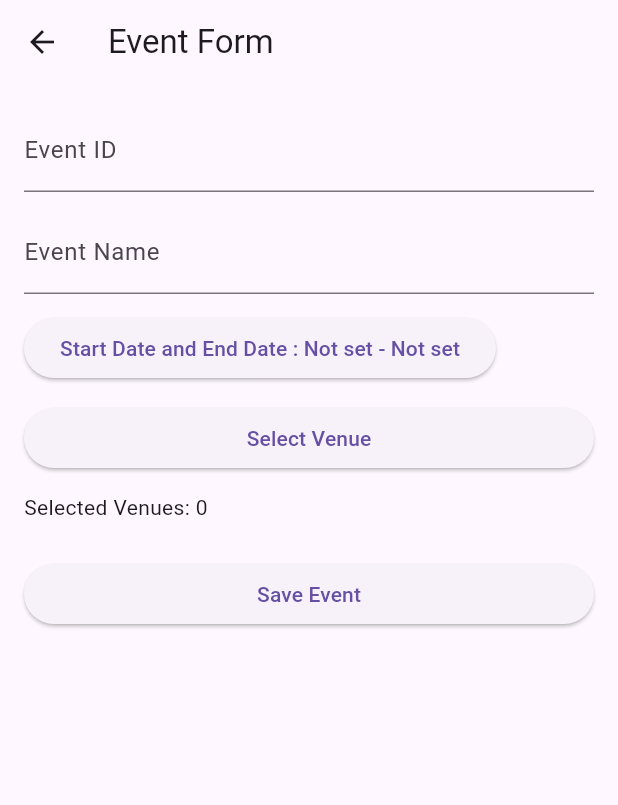
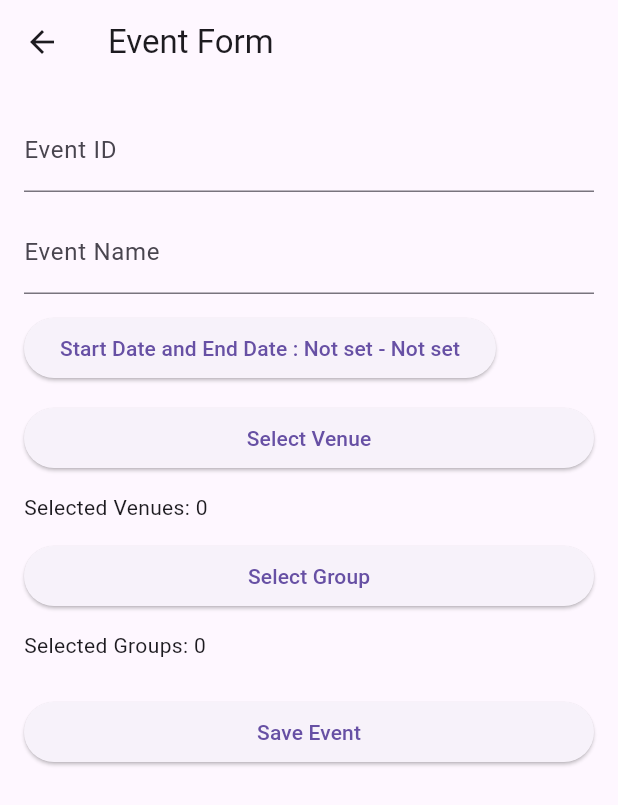
Before and after one commit to VeerNagda/StudentTrackerUI, a Flutter app: the EventForm screen opened by its route, after a tap on "Save Event", on a phone screen of 412 x 824 dp. Shown: the top 805 px of the screen. Run offline on Flutter 3.47's test engine with Material 3 defaults, Android fonts, the phone set to English and light mode, and no system bars; our stand-ins replace camera, connectivity_plus, file_picker, flutter_local_notifications, flutter_map, fluttertoast and 7 more; missing offline and left inert: flutter_background_service, flutter_background_service_android, flutter_map_cancellable_tile_provider, flutter_map_location_marker; accounts and stored records are empty.

Commit message:
Data brought to event form but still error in venue and group

```diff
--- /dev/null
+++ b/lib/models/event/event_all_data_model.dart
@@ -0,0 +1,100 @@
+import 'dart:convert';
+
+EventAllDataModel eventAllDataJson(String str) =>
+    EventAllDataModel.fromJson(jsonDecode(str));
+
+class EventAllDataModel {
+  late Event event;
+  late List<Venues> venues;
+  late List<Groups> groups;
+
+  EventAllDataModel({required this.event, required this.venues, required this.groups});
+
+  EventAllDataModel.fromJson(Map<String, dynamic> json) {
+    event = (json['event'] != null ? Event.fromJson(json['event']) : null)!;
+    if (json['venues'] != null) {
+      venues = [];
+      json['venues'].forEach((v) {
+        venues.add(Venues.fromJson(v));
+      });
+    }
+    if (json['groups'] != null) {
+      groups = [];
+      json['groups'].forEach((v) {
+        groups.add(Groups.fromJson(v));
+      });
+    }
+  }
+
+  Map<String, dynamic> toJson() {
+    final Map<String, dynamic> data = <String, dynamic>{};
+    data['event'] = event.toJson();
+      data['venues'] = venues.map((v) => v.toJson()).toList();
+      data['groups'] = groups.map((v) => v.toJson()).toList();
+      return data;
+  }
+}
+
+class Event {
+  late String iD;
+  late String name;
+  late DateTime startDate;
+  late DateTime endDate;
+
+  Event({required this.iD, required this.name, required this.startDate, required this.endDate});
+
+  Event.fromJson(Map<String, dynamic> json) {
+    iD = json['ID'];
+    name = json['Name'];
+    startDate = DateTime.parse(json['Start_Date']);
+    endDate= DateTime.parse(json['End_Date']);
+  }
+
+  Map<String, dynamic> toJson() {
+    final Map<String, dynamic> data = <String, dynamic>{};
+    data['ID'] = iD;
+    data['Name'] = name;
+    data['Start_Date'] = startDate.toIso8601String();
+    data['End_Date'] = endDate.toIso8601String();
+    return data;
+  }
+}
+
+class Venues {
+  late String iD;
+  late String name;
+
+  Venues({required this.iD, required this.name});
+
+  Venues.fromJson(Map<String, dynamic> json) {
+    iD = json['ID'];
+    name = json['Name'];
+  }
+
+  Map<String, dynamic> toJson() {
+    final Map<String, dynamic> data = <String, dynamic>{};
+    data['ID'] = iD;
+    data['Name'] = name;
+    return data;
+  }
+}
+
+
+class Groups {
+  late String iD;
+  late String name;
+
+  Groups({required this.iD, required this.name});
+
+  Groups.fromJson(Map<String, dynamic> json) {
+    iD = json['ID'];
+    name = json['Name'];
+  }
+
+  Map<String, dynamic> toJson() {
+    final Map<String, dynamic> data = <String, dynamic>{};
+    data['ID'] = iD;
+    data['Name'] = name;
+    return data;
+  }
+}
--- a/lib/screens/VenuePage.dart
+++ b/lib/screens/VenuePage.dart
@@ -32,7 +32,7 @@ class _VenuesPageState extends State<VenuesPage> {
                   (item) => VenueResponseModel.fromJson(item))
               .toList();
         });
-        context.pop();
+        //context.pop();
       }
     });
   }
--- a/lib/screens/event_form.dart
+++ b/lib/screens/event_form.dart
@@ -1,66 +1,122 @@
+import 'dart:convert';
+
+import 'package:flutter/foundation.dart';
 import 'package:flutter/material.dart';
+import 'package:go_router/go_router.dart';
 import 'package:intl/intl.dart';
-import 'package:ui/models/event/event_response_model.dart';
+import 'package:ui/models/StudentGroup/group_list_response_model.dart';
+import 'package:ui/models/event/event_all_data_model.dart';
+import 'package:ui/models/venue/venue_response_model.dart';
+import 'package:ui/services/api_service.dart';
 
-class EventFormResult {
+/*class EventFormResult {
   final EventResponseModel? event;
 
   EventFormResult({this.event});
+}*/
+
+class EventForm extends StatefulWidget {
+  //final EventResponseModel? initialEvent; // Add initialEvent named parameter
+  final String? eventId;
+
+  const EventForm({super.key, required this.eventId});
+
+  @override
+  EventFormState createState() => EventFormState();
 }
 
-class EventForm extends StatefulWidget {
-  final EventResponseModel? initialEvent; // Add initialEvent named parameter
-
-  const EventForm({super.key, this.initialEvent});
-
-  @override
-  _EventFormState createState() => _EventFormState();
-}
-
-class _EventFormState extends State<EventForm> {
+class EventFormState extends State<EventForm> {
   late TextEditingController eventIdController;
   late TextEditingController eventNameController;
   DateTime? startDate;
   DateTime? endDate;
-  List<Venue> selectedVenues = [];
+  List<String> selectedVenues = [];
+  List<String> selectedGroups = [];
+
+  EventAllDataModel? event;
+
+  late List<Venues> venues = [];
+  late List<Groups> groups = [];
 
   // for venue pop up
-  List<Venue> venues = [
-    Venue(venueID: '1', venueName: 'Venue 1'),
-    Venue(venueID: '2', venueName: 'Venue 2'),
-    Venue(venueID: '3', venueName: 'Venue 3'),
-    Venue(venueID: '4', venueName: 'Venue 4'),
-    Venue(venueID: '5', venueName: 'Venue 5'),
-    Venue(venueID: '6', venueName: 'Venue 6'),
-    Venue(venueID: '7', venueName: 'Venue 7'),
-    Venue(venueID: '8', venueName: 'Venue 8'),
-    Venue(venueID: '9', venueName: 'Venue 9'),
-    Venue(venueID: '4', venueName: 'Venue 4'),
 
-  ];
+  void _fetchEventData() {
+    var eventId = widget.eventId;
+    APIService.doGet(path: "/admin/event/event-details/$eventId").then((value) => {
+          if (value != "")
+            {
+
+              event = EventAllDataModel.fromJson(jsonDecode(value)),
+              if (event != null)
+                {
+                  eventIdController =
+                      TextEditingController(text: event?.event.iD ?? ''),
+                  eventNameController =
+                      TextEditingController(text: event?.event.name ?? ''),
+                  startDate = event?.event.startDate,
+                  endDate = event?.event.endDate,
+                  for (var group in event?.groups ?? [])
+                    {
+                      selectedGroups.add(group.iD),
+                    },
+                  for (var group in event?.groups ?? [])
+                    {
+                      selectedGroups.add(group.iD),
+                    },
+                },
+              setState(() {}),
+            }
+        });
+  }
+
+  void _fetchVenuesGroups() {
+    APIService.doGet(path: "/admin/venue/all-venues").then((value) {
+      if (value != "") {
+        setState(() {
+          venues = jsonDecode(value)
+              .map<VenueResponseModel>(
+                  (item) => VenueResponseModel.fromJson(item))
+              .toList();
+        });
+      }
+    });
+    APIService.doGet(path: "/admin/group/all-groups").then((value) {
+      if (value != "") {
+        setState(() {
+          groups = jsonDecode(value)
+              .map<GroupListResponseModel>(
+                  (item) => GroupListResponseModel.fromJson(item))
+              .toList();
+        });
+      }
+    });
+  }
 
   @override
   void initState() {
     super.initState();
+    eventNameController = TextEditingController();
+    eventIdController = TextEditingController();
+    _fetchVenuesGroups();
+    if (widget.eventId != null) {
+      _fetchEventData();
+    }
 
-    eventIdController = TextEditingController(text: widget.initialEvent?.eventID ?? '');
-    eventNameController = TextEditingController(text: widget.initialEvent?.eventName ?? '');
-    startDate = widget.initialEvent?.startDate ;
-    endDate = widget.initialEvent?.endDate ;
-    selectedVenues = widget.initialEvent?.venue ?? [];
+    //selectedVenues = widget.initialEvent?.venue ?? [];
 
     // event id is disabled
-    if (widget.initialEvent != null) {
-      eventIdController.text = widget.initialEvent!.eventID;
-      eventNameController.text = widget.initialEvent!.eventName;
-      eventIdController.selection = TextSelection.fromPosition(TextPosition(offset: eventIdController.text.length));
+    if (widget.eventId != null && event != null) {
+      eventIdController.text = event?.event.iD ?? "";
+      eventNameController.text = event?.event.name ?? "";
+      eventIdController.selection = TextSelection.fromPosition(
+          TextPosition(offset: eventIdController.text.length));
       eventIdController.addListener(() {});
     }
   }
 
   @override
   Widget build(BuildContext context) {
-    bool isEditing = widget.initialEvent != null;
+    bool isEditing = event != null;
 
     return Scaffold(
       appBar: AppBar(
@@ -72,15 +128,21 @@ class _EventFormState extends State<EventForm> {
           child: Column(
             crossAxisAlignment: CrossAxisAlignment.stretch,
             children: [
-              _buildTextFormField('Event ID', eventIdController, !isEditing), // Disable only when editing
+              _buildTextFormField('Event ID', eventIdController, !isEditing),
+              // Disable only when editing
               const SizedBox(height: 12),
-              _buildTextFormField('Event Name', eventNameController, true), // Enable for both editing and creating
+              _buildTextFormField('Event Name', eventNameController, true),
+              // Enable for both editing and creating
               const SizedBox(height: 12),
               _buildDateRangeSelectionButton('Start Date and End Date '),
               const SizedBox(height: 12),
               _buildVenueSelectionButton(),
               const SizedBox(height: 12),
               _buildSelectedVenuesText(),
+              const SizedBox(height: 12),
+              _buildGroupSelectionButton(),
+              const SizedBox(height: 12),
+              _buildSelectedGroupsText(),
               const SizedBox(height: 24),
               _buildSaveEventButton(),
             ],
@@ -90,13 +152,15 @@ class _EventFormState extends State<EventForm> {
     );
   }
 
-  Widget _buildTextFormField(String label, TextEditingController controller, bool enabled) {
+  Widget _buildTextFormField(
+      String label, TextEditingController controller, bool enabled) {
     return TextFormField(
       controller: controller,
       decoration: InputDecoration(
         labelText: label,
       ),
-      enabled: enabled, // true false based
+      enabled: enabled,
+      // true false based
       readOnly: !enabled,
       validator: (value) {
         if (value == null || value.isEmpty) {
@@ -165,12 +229,12 @@ class _EventFormState extends State<EventForm> {
               }
             }
           },
-          child: Text('$label: ${_formatDateTime(startDate)} - ${_formatDateTime(endDate)}'),
+          child: Text(
+              '$label: ${_formatDateTime(startDate)} - ${_formatDateTime(endDate)}'),
         ),
       ],
     );
   }
-
 
   String _formatDateTime(DateTime? dateTime) {
     if (dateTime != null) {
@@ -180,9 +244,13 @@ class _EventFormState extends State<EventForm> {
     }
   }
 
-
   Widget _buildSelectedVenuesText() {
     return Text('Selected Venues: ${selectedVenues.length}');
+  }
+
+  //group
+  Widget _buildSelectedGroupsText() {
+    return Text('Selected Groups: ${selectedGroups.length}');
   }
 
   Widget _buildSaveEventButton() {
@@ -197,7 +265,7 @@ class _EventFormState extends State<EventForm> {
   Widget _buildVenueSelectionButton() {
     return ElevatedButton(
       onPressed: () async {
-        List<Venue>? selectedVenuesResult = await showDialog<List<Venue>>(
+        List<String>? selectedVenuesResult = await showDialog<List<String>>(
           context: context,
           builder: (BuildContext context) {
             return AlertDialog(
@@ -209,23 +277,24 @@ class _EventFormState extends State<EventForm> {
                     crossAxisAlignment: CrossAxisAlignment.stretch,
                     children: [
                       SizedBox(
-                        height: 200, // Adjust the height according to your requirement
+                        height: 200,
+                        // Adjust the height according to your requirement
                         child: SingleChildScrollView(
                           child: Column(
                             mainAxisSize: MainAxisSize.min,
                             children: List.generate(
                               venues.length,
-                                  (index) {
+                              (index) {
                                 final venue = venues[index];
                                 return CheckboxListTile(
-                                  title: Text(venue.venueName),
-                                  value: selectedVenues.contains(venue),
+                                  title: Text(venue.name),
+                                  value: selectedVenues.contains(venue.iD),
                                   onChanged: (bool? value) {
                                     setState(() {
                                       if (value != null && value) {
-                                        selectedVenues.add(venue);
+                                        selectedVenues.add(venue.iD);
                                       } else {
-                                        selectedVenues.remove(venue);
+                                        selectedVenues.remove(venue.iD);
                                       }
                                     });
                                   },
@@ -242,7 +311,8 @@ class _EventFormState extends State<EventForm> {
                           ElevatedButton(
                             onPressed: () {
                               setState(() {
-                                selectedVenues.clear(); // Clear all selected venues
+                                selectedVenues
+                                    .clear(); // Clear all selected venues
                               });
                             },
                             child: const Text('Clear All'),
@@ -272,22 +342,105 @@ class _EventFormState extends State<EventForm> {
     );
   }
 
-
-
+  Widget _buildGroupSelectionButton() {
+    return ElevatedButton(
+      onPressed: () async {
+        List<String>? selectedGroupsResult = await showDialog<List<String>>(
+          context: context,
+          builder: (BuildContext context) {
+            return AlertDialog(
+              title: const Text('Select Group'),
+              content: StatefulBuilder(
+                builder: (BuildContext context, StateSetter setState) {
+                  return Column(
+                    mainAxisSize: MainAxisSize.min,
+                    crossAxisAlignment: CrossAxisAlignment.stretch,
+                    children: [
+                      SizedBox(
+                        height: 200,
+                        // Adjust the height according to your requirement
+                        child: SingleChildScrollView(
+                          child: Column(
+                            mainAxisSize: MainAxisSize.min,
+                            children: List.generate(
+                              groups.length,
+                              (index) {
+                                final group = groups[index];
+                                return CheckboxListTile(
+                                  title: Text(group.name),
+                                  value: selectedGroups.contains(group.iD),
+                                  onChanged: (bool? value) {
+                                    setState(() {
+                                      if (value != null && value) {
+                                        selectedGroups.add(group.iD);
+                                      } else {
+                                        selectedGroups.remove(group.iD);
+                                      }
+                                    });
+                                  },
+                                );
+                              },
+                            ),
+                          ),
+                        ),
+                      ),
+                      const SizedBox(height: 12),
+                      Row(
+                        mainAxisAlignment: MainAxisAlignment.spaceBetween,
+                        children: [
+                          ElevatedButton(
+                            onPressed: () {
+                              setState(() {
+                                selectedGroups
+                                    .clear(); // Clear all selected venues
+                              });
+                            },
+                            child: const Text('Clear All'),
+                          ),
+                          ElevatedButton(
+                            onPressed: () {
+                              Navigator.pop(context, selectedGroups);
+                            },
+                            child: const Text('Save'),
+                          ),
+                        ],
+                      ),
+                    ],
+                  );
+                },
+              ),
+            );
+          },
+        );
+        if (selectedGroupsResult != null) {
+          setState(() {
+            selectedGroups = selectedGroupsResult;
+          });
+        }
+      },
+      child: const Text('Select Group'),
+    );
+  }
 
   void _saveEvent() {
     if (eventIdController.text.isEmpty || eventNameController.text.isEmpty) {
       return;
     }
 
-    EventResponseModel newEvent = EventResponseModel(
-      eventID: eventIdController.text,
-      eventName: eventNameController.text,
-      startDate: startDate,
-      endDate: endDate,
-      venue: selectedVenues,
-    );
+    String eventID = eventIdController.text;
+    String eventName = eventNameController.text;
+    DateTime? startEventDate = startDate;
+    DateTime? endEventDate = endDate;
+    List venue = selectedVenues;
 
-    Navigator.pop(context, EventFormResult(event: newEvent));
+    if (kDebugMode) {
+      print(eventID);
+      print(eventName);
+      print(startEventDate);
+      print(endEventDate);
+      print(venue);
+    }
+
+    context.pop();
   }
 }
```
Also changed, not shown: lib/routes/routes.dart (+5 -8 lines), lib/screens/EventsPage.dart (+3 -23 lines).
